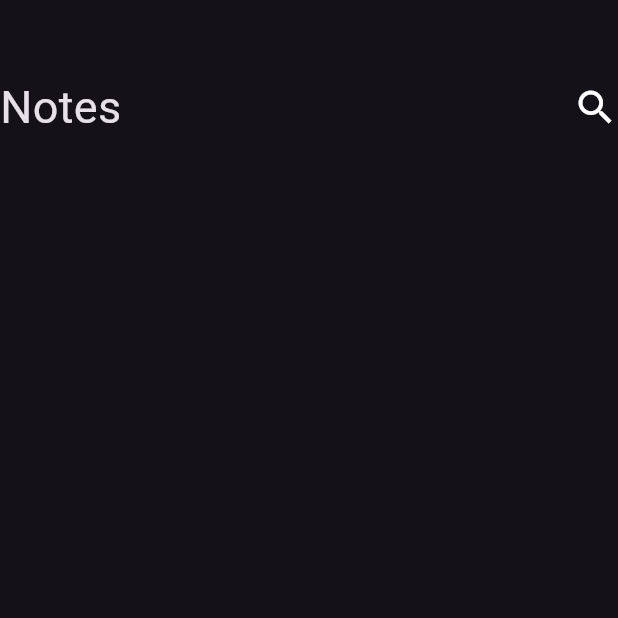
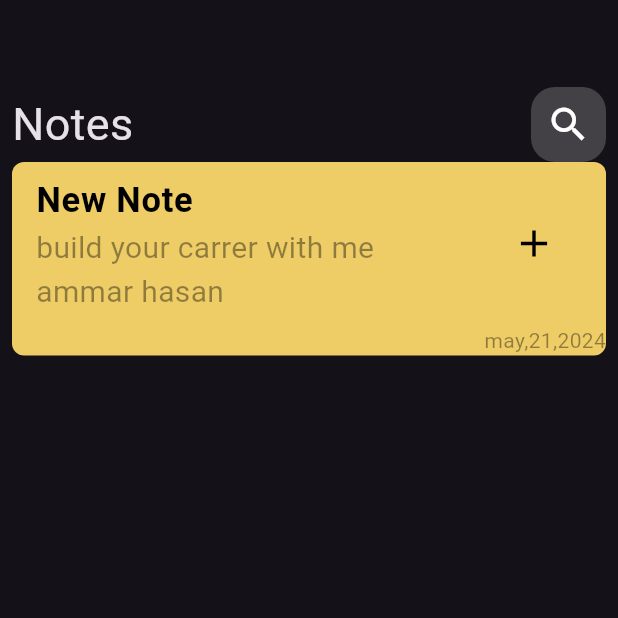
Before and after one commit to ATHEKILLER17/Noteapp, a Flutter app: the screen it shows after launch, on a phone screen of 412 x 824 dp, the top half of it. Run offline on Flutter 3.47's test engine with Material 3 defaults, Android fonts, the phone set to English and light mode, and no system bars.

Commit message:
Customnotegen

```diff
--- a/lib/views/notebage.dart
+++ b/lib/views/notebage.dart
@@ -1,5 +1,6 @@
 import 'package:flutter/material.dart';
 import 'package:noteapp/views/widgets/custom_appbare.dart';
+import 'package:noteapp/views/widgets/custom_notegen.dart';
 
 class Notepage extends StatelessWidget {
   const Notepage({super.key});
@@ -7,12 +8,16 @@ class Notepage extends StatelessWidget {
   @override
   Widget build(BuildContext context) {
     return const Scaffold(
-      body: Column(children: [
-        SizedBox(
-          height: 50,
-        ),
-        Customappbare(),
-      ]),
+      body: Padding(
+        padding: EdgeInsets.all(8.0),
+        child: Column(children: [
+          SizedBox(
+            height: 50,
+          ),
+          Customappbare(),
+          Custonnotegen(),
+        ]),
+      ),
     );
   }
 }
--- a/lib/views/widgets/custom_appbare.dart
+++ b/lib/views/widgets/custom_appbare.dart
@@ -1,4 +1,5 @@
 import 'package:flutter/material.dart';
+import 'package:noteapp/views/widgets/custom_icon.dart';
 
 class Customappbare extends StatelessWidget {
   const Customappbare({super.key});
@@ -19,17 +20,3 @@ class Customappbare extends StatelessWidget {
     );
   }
 }
-
-class Customicon extends StatelessWidget {
-  const Customicon({super.key});
-
-  @override
-  Widget build(BuildContext context) {
-    return Container(
-      child: Icon(
-        Icons.search,
-        size: 30,
-      ),
-    );
-  }
-}
--- /dev/null
+++ b/lib/views/widgets/custom_icon.dart
@@ -0,0 +1,22 @@
+import 'package:flutter/material.dart';
+
+class Customicon extends StatelessWidget {
+  const Customicon({super.key});
+
+  @override
+  Widget build(BuildContext context) {
+    return Container(
+      height: 50,
+      width: 50,
+      decoration: BoxDecoration(
+        borderRadius: BorderRadius.circular(16),
+        shape: BoxShape.rectangle,
+        color: Colors.white.withOpacity(0.2),
+      ),
+      child: const Icon(
+        Icons.search,
+        size: 30,
+      ),
+    );
+  }
+}
--- /dev/null
+++ b/lib/views/widgets/custom_notegen.dart
@@ -0,0 +1,43 @@
+import 'package:flutter/material.dart';
+
+class Custonnotegen extends StatelessWidget {
+  const Custonnotegen({super.key});
+
+  @override
+  Widget build(BuildContext context) {
+    return Container(
+      decoration: const BoxDecoration(
+        color: Color.fromARGB(255, 238, 204, 102),
+        borderRadius: BorderRadius.all(Radius.circular(8)),
+      ),
+      child: Column(
+        crossAxisAlignment: CrossAxisAlignment.end,
+        children: [
+          ListTile(
+            title: const Text(
+              'New Note',
+              style: TextStyle(
+                  fontSize: 23,
+                  fontWeight: FontWeight.bold,
+                  color: Colors.black),
+            ),
+            trailing: IconButton(
+              onPressed: () {},
+              icon: const Icon(Icons.add, size: 30),
+              color: Colors.black,
+            ),
+            subtitle: Text('build your carrer with me ammar hasan ',
+                style: TextStyle(
+                  fontSize: 20,
+                  color: Colors.black.withOpacity(0.4),
+                )),
+          ),
+          Text(
+            'may,21,2024',
+            style: TextStyle(color: Colors.black.withOpacity(0.4)),
+          )
+        ],
+      ),
+    );
+  }
+}
```
